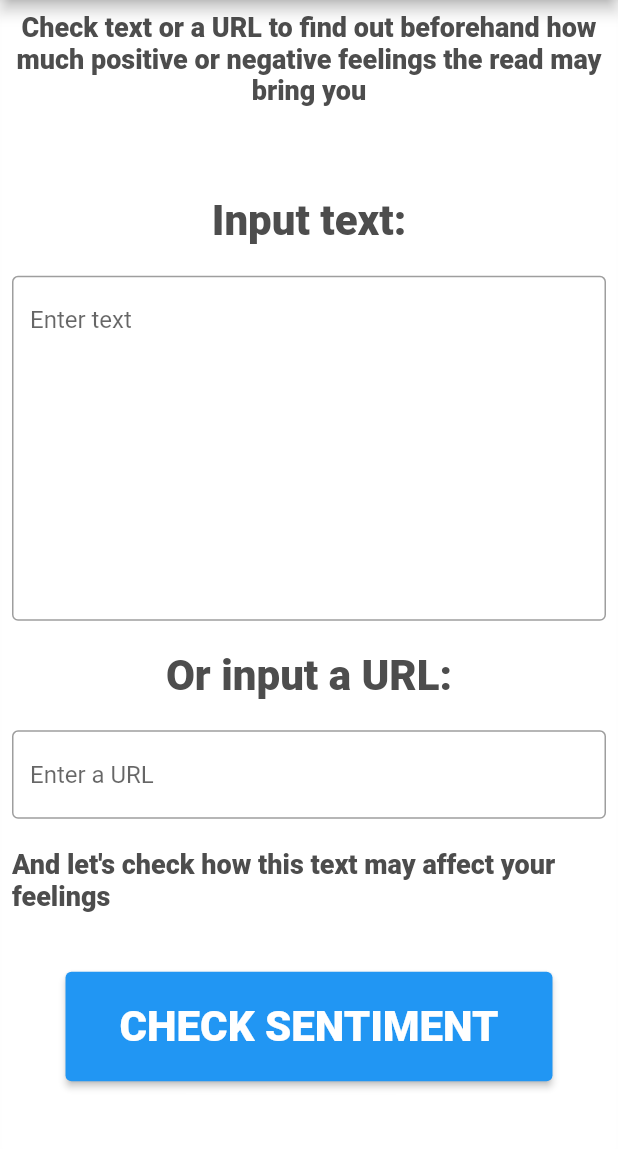
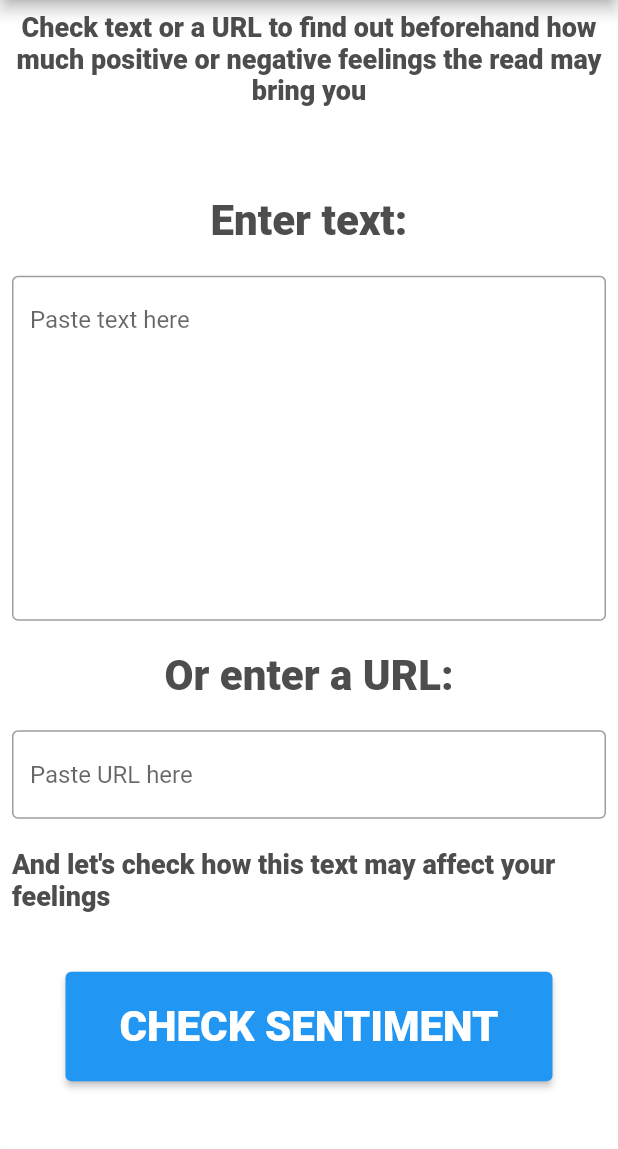
Before and after one commit to Stefuu/sentiment-check, a Flutter app: the screen it shows after launch, scrolled down 288 dp, after a tap on "CHECK SENTIMENT", on a phone screen of 412 x 824 dp, the part 84-1233 px from its top. Run offline on Flutter 3.47's test engine with Material 2 defaults, Android fonts, the phone set to English and light mode, and no system bars; our stand-ins replace go_router; missing offline and left inert: dart:html, dart_sentiment, web_scraper; network calls fail; Roboto replaces fonts that are missing (Papirus).

Commit message:
first commit

```diff
--- a/lib/pages/home.dart
+++ b/lib/pages/home.dart
@@ -3,12 +3,15 @@ import 'dart:html';
 import 'package:dart_sentiment/dart_sentiment.dart';
 import 'package:flutter/material.dart';
 import 'package:go_router/go_router.dart';
+import 'package:web_scraper/web_scraper.dart';
+import 'package:http/http.dart' as http;
 
 class HomePage extends StatelessWidget {
   HomePage({Key? key, required this.appTitle}) : super(key: key);
   final String appTitle;
   final TextEditingController _textController = TextEditingController();
   final TextEditingController _urlController = TextEditingController();
+  final sentiment = Sentiment();
 
   @override
   Widget build(BuildContext context) => Scaffold(
@@ -32,11 +35,11 @@ class HomePage extends StatelessWidget {
                 child: Column(
                   mainAxisAlignment: MainAxisAlignment.center,
                   children: [
-                    Container(
+                    const SizedBox(
                       width: 400,
-                      child: const Image(image: AssetImage('assets/hs.png')),
+                      child: Image(image: AssetImage('assets/hs.png')),
                     ),
-                    Text(
+                    const Text(
                       "Check text or a URL to find out beforehand how much positive or negative feelings the read may bring you",
                       style: TextStyle(
                         color: Color.fromARGB(255, 77, 77, 77),
@@ -48,7 +51,7 @@ class HomePage extends StatelessWidget {
                     ),
                     const SizedBox(height: 60),
                     const Text(
-                      "Input text:",
+                      "Enter text:",
                       style: TextStyle(
                         color: Color.fromARGB(255, 77, 77, 77),
                         fontWeight: FontWeight.w900,
@@ -60,7 +63,7 @@ class HomePage extends StatelessWidget {
                     TextField(
                       decoration: const InputDecoration(
                         border: const OutlineInputBorder(),
-                        hintText: 'Enter text',
+                        hintText: 'Paste text here',
                       ),
                       controller: _textController,
                       maxLines: 10,
@@ -68,7 +71,7 @@ class HomePage extends StatelessWidget {
                     ),
                     const SizedBox(height: 20),
                     const Text(
-                      "Or input a URL:",
+                      "Or enter a URL:",
                       style: TextStyle(
                         color: Color.fromARGB(255, 77, 77, 77),
                         fontWeight: FontWeight.w900,
@@ -81,7 +84,7 @@ class HomePage extends StatelessWidget {
                       controller: _urlController,
                       decoration: const InputDecoration(
                         border: OutlineInputBorder(),
-                        hintText: 'Enter a URL',
+                        hintText: 'Paste URL here',
                       ),
                     ),
                     const SizedBox(height: 20),
@@ -96,11 +99,20 @@ class HomePage extends StatelessWidget {
                     ),
                     const SizedBox(height: 40),
                     ElevatedButton(
-                      onPressed: () {
-                        final sentiment = Sentiment();
+                      onPressed: () async {
+                        final uri = Uri.parse('https://www.uol.com.br');
+                        final response = await http.get(uri);
+                        print('Response body: ${response.body}');
+                        // if (_textController.text.isNotEmpty) {
+                        //   print(sentiment.analysis(_textController.text));
+                        // }
 
-                        print(sentiment.analysis(_textController.text));
-
+                        // final webScraper = WebScraper('https://www.uol.com.br');
+                        // if (await webScraper.loadWebPage('/')) {
+                        //   List<Map<String, dynamic>> elements = webScraper
+                        //       .getElement('h3.title > a.caption', ['href']);
+                        //   print(elements);
+                        // }
                         //context.go('/score');
                       },
                       child: const Padding(
```
